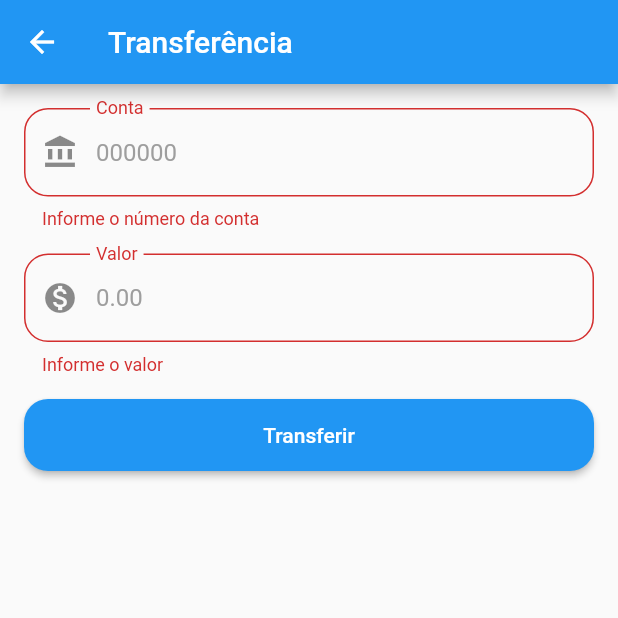
After one commit to maiquitome/transferencias, a Flutter app: the TransferPage screen opened directly, after a tap on "Transferir", on a phone screen of 412 x 824 dp, the top half of it. The commit adds this screen. Run offline on Flutter 3.47's test engine with Material 2 defaults, Android fonts, the phone set to English and light mode, and no system bars.

Commit message:
:sparkles: add transfer page

```diff
--- /dev/null
+++ b/lib/custom_text_form_field.dart
@@ -0,0 +1,43 @@
+import 'package:flutter/material.dart';
+
+class CustomTextFormField extends StatelessWidget {
+  const CustomTextFormField({
+    Key key,
+    this.prefixIcon,
+    this.labelText,
+    this.hintText,
+    this.validator,
+    this.keyboardType,
+  }) : super(key: key);
+
+  final Icon prefixIcon;
+  final String labelText;
+  final String hintText;
+  final String Function(String) validator;
+  final TextInputType keyboardType;
+
+  @override
+  Widget build(BuildContext context) {
+    const SizedBox defaultSizedBoxHeight = const SizedBox(height: 16.0);
+
+    return Column(
+      children: [
+        TextFormField(
+          decoration: InputDecoration(
+            prefixIcon: prefixIcon ?? null,
+            floatingLabelBehavior: FloatingLabelBehavior.always,
+            labelText: labelText,
+            hintText: hintText,
+            hintStyle: TextStyle(color: Colors.grey),
+            border: OutlineInputBorder(
+              borderRadius: BorderRadius.circular(16.0),
+            ),
+          ),
+          validator: validator,
+          keyboardType: keyboardType,
+        ),
+        defaultSizedBoxHeight,
+      ],
+    );
+  }
+}
--- /dev/null
+++ b/lib/transfer_page.dart
@@ -0,0 +1,72 @@
+import 'package:flutter/material.dart';
+
+import './custom_text_form_field.dart';
+
+
+class TransferPage extends StatelessWidget {
+  const TransferPage({Key key}) : super(key: key);
+
+  @override
+  Widget build(BuildContext context) {
+    final GlobalKey<FormState> _formKey = GlobalKey<FormState>();
+
+    return Scaffold(
+      appBar: AppBar(title: Text('Transferência')),
+      body: Container(
+        padding: EdgeInsets.all(16.0),
+        child: Form(
+          key: _formKey,
+          child: Column(
+            children: <Widget>[
+              CustomTextFormField(
+                prefixIcon: Icon(Icons.account_balance),
+                labelText: 'Conta',
+                hintText: '000000',
+                validator: (String value) {
+                  if (value == null || value == '') {
+                    return 'Informe o número da conta';
+                  }
+                  return null;
+                },
+                keyboardType: TextInputType.number,
+              ),
+              CustomTextFormField(
+                prefixIcon: Icon(Icons.monetization_on),
+                labelText: 'Valor',
+                hintText: '0.00',
+                keyboardType: TextInputType.number,
+                validator: (String value) {
+                  if (value == '' || value == null) {
+                    return 'Informe o valor';
+                  }
+                  return null;
+                },
+              ),
+              SizedBox(
+                width: double.infinity,
+                child: ElevatedButton(
+                  style: ButtonStyle(
+                    padding: MaterialStateProperty.all<EdgeInsets>(
+                      EdgeInsets.all(16.0),
+                    ),
+                    shape: MaterialStateProperty.all<RoundedRectangleBorder>(
+                      RoundedRectangleBorder(
+                        borderRadius: BorderRadius.circular(16.0),
+                      ),
+                    ),
+                  ),
+                  onPressed: () => _createsTransfer(_formKey),
+                  child: Text('Transferir'),
+                ),
+              )
+            ],
+          ),
+        ),
+      ),
+    );
+  }
+
+  void _createsTransfer(GlobalKey<FormState> formKey) {
+    if (formKey.currentState.validate()) {}
+  }
+}
--- a/lib/transfers_page.dart
+++ b/lib/transfers_page.dart
@@ -2,6 +2,7 @@ import 'package:flutter/material.dart';
 
 import './transfer_card.dart';
 import './transfer_model.dart';
+import './transfer_page.dart';
 
 class TransfersPage extends StatelessWidget {
   @override
@@ -18,7 +19,14 @@ class TransfersPage extends StatelessWidget {
         ],
       ),
       floatingActionButton: FloatingActionButton(
-        onPressed: () {},
+        onPressed: () {
+          return Navigator.push(
+            context,
+            MaterialPageRoute(
+              builder: (context) => TransferPage(),
+            ),
+          );
+        },
         child: Icon(Icons.add),
       ),
     );
```
